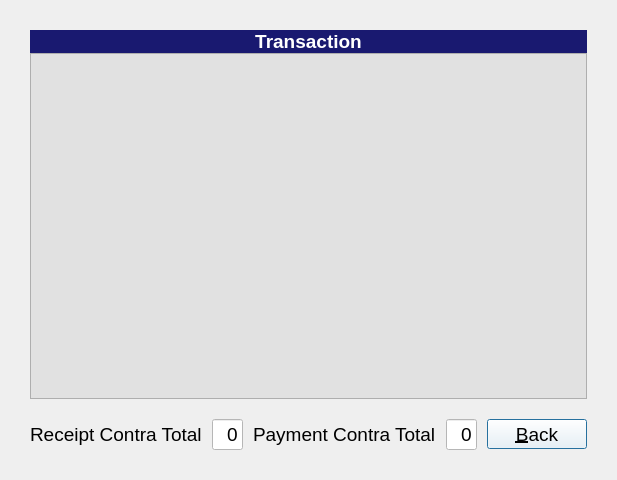
This is ui_files/trans_view.ui in mosleuddin/ExpenseTracker as Qt 5 draws it before an edit. The edited form follows.
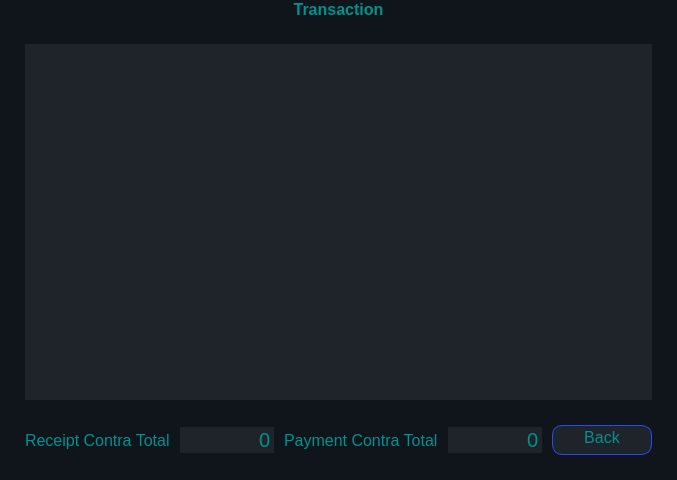
This is the edited form. Icons and pictures are not drawn.

```diff
--- a/ui_files/trans_view.ui
+++ b/ui_files/trans_view.ui
@@ -9,24 +9,57 @@
    <rect>
     <x>0</x>
     <y>0</y>
-    <width>601</width>
+    <width>677</width>
     <height>480</height>
    </rect>
   </property>
   <property name="font">
    <font>
-    <pointsize>14</pointsize>
+    <pointsize>-1</pointsize>
    </font>
   </property>
   <property name="windowTitle">
    <string>Expense Tracker</string>
   </property>
   <property name="styleSheet">
-   <string notr="true">background-color: rgb(238, 226,152);
+   <string notr="true">*{
+     background-color :#10141b;
+	color:rgb(0, 145, 145);
+  	border: none;
+	font-size: 16px;
+}
+
+#labelHeading{
+    background-color: rgba(238, 226,15, .20);
+}
+
+#tableView{
+	background-color: #1f232a;
+	color:rgba(255, 255, 255, .60);
+}
 
 QLineEdit{
-	background-color: rgb(243, 243, 243);
-}</string>
+		background-color: #1f232a;
+		color:rgba(255, 255, 255, .60);
+		font-size: 20px;
+}
+
+QPushButton{
+    background-color:#1f232a;
+ 	color:rgba(0, 255, 0, .60);
+    width: 80px;
+	height: 18px;
+	text-align: center;
+	padding: 5px, 10px;
+	border: 1px solid #264BF6;
+	border-radius: 10px;
+
+}
+
+QPushButton::hover{
+	background-color: rgba(0, 0, 255, .30);
+}
+</string>
   </property>
   <property name="modal">
    <bool>true</bool>
@@ -36,28 +69,32 @@
     <number>0</number>
    </property>
    <property name="leftMargin">
-    <number>30</number>
+    <number>0</number>
    </property>
    <property name="topMargin">
-    <number>30</number>
+    <number>0</number>
    </property>
    <property name="rightMargin">
-    <number>30</number>
+    <number>0</number>
    </property>
    <property name="bottomMargin">
-    <number>30</number>
+    <number>0</number>
+   </property>
+   <item>
+    <layout class="QHBoxLayout" name="heading_layout">
+     <property name="spacing">
+      <number>0</number>
    </property>
    <item>
     <widget class="QLabel" name="labelHeading">
      <property name="font">
       <font>
-       <pointsize>14</pointsize>
+         <pointsize>-1</pointsize>
        <bold>true</bold>
       </font>
      </property>
      <property name="styleSheet">
-      <string notr="true">color: rgb(255, 255, 255);
-background-color: rgb(25, 25, 112);</string>
+        <string notr="true"/>
      </property>
      <property name="text">
       <string>Transaction</string>
@@ -70,15 +107,34 @@
      </property>
     </widget>
    </item>
+    </layout>
+   </item>
+   <item>
+    <layout class="QHBoxLayout" name="table_layout">
+     <property name="spacing">
+      <number>0</number>
+     </property>
+     <property name="leftMargin">
+      <number>25</number>
+     </property>
+     <property name="topMargin">
+      <number>25</number>
+     </property>
+     <property name="rightMargin">
+      <number>25</number>
+     </property>
+     <property name="bottomMargin">
+      <number>25</number>
+     </property>
    <item>
     <widget class="QTableView" name="tableView">
      <property name="font">
       <font>
-       <pointsize>14</pointsize>
+         <pointsize>-1</pointsize>
       </font>
      </property>
      <property name="styleSheet">
-      <string notr="true">background-color: rgb(225, 225,225);</string>
+        <string notr="true"/>
      </property>
      <property name="sizeAdjustPolicy">
       <enum>QAbstractScrollArea::AdjustToContents</enum>
@@ -121,13 +177,24 @@
      </attribute>
     </widget>
    </item>
+    </layout>
+   </item>
    <item>
     <layout class="QHBoxLayout" name="footer">
      <property name="spacing">
       <number>10</number>
      </property>
+     <property name="leftMargin">
+      <number>25</number>
+     </property>
      <property name="topMargin">
-      <number>20</number>
+      <number>0</number>
+     </property>
+     <property name="rightMargin">
+      <number>25</number>
+     </property>
+     <property name="bottomMargin">
+      <number>25</number>
      </property>
      <item>
       <spacer name="horizontalSpacer_2">
@@ -152,8 +219,7 @@
      <item>
       <widget class="QLineEdit" name="editReceiptTotal">
        <property name="styleSheet">
-        <string notr="true">background-color: rgb(255, 255, 255);
-font: 14pt &quot;Ubuntu&quot;;</string>
+        <string notr="true"/>
        </property>
        <property name="text">
         <string>0</string>
@@ -176,8 +242,7 @@
      <item>
       <widget class="QLineEdit" name="editPaymentTotal">
        <property name="styleSheet">
-        <string notr="true">background-color: rgb(255, 255, 255);
-font: 14pt &quot;Ubuntu&quot;;</string>
+        <string notr="true"/>
        </property>
        <property name="text">
         <string>0</string>
@@ -218,12 +283,12 @@
         </size>
        </property>
        <property name="font">
-        <font/>
+        <font>
+         <pointsize>-1</pointsize>
+        </font>
        </property>
        <property name="styleSheet">
-        <string notr="true">background-color: rgb(255, 255, 255);
-
-</string>
+        <string notr="true"/>
        </property>
        <property name="text">
         <string>&amp;Back</string>
```
Left out of the diff: 2 changed lines with no effect on the pictures. Lines whose indentation alone changed are shown as unchanged.
